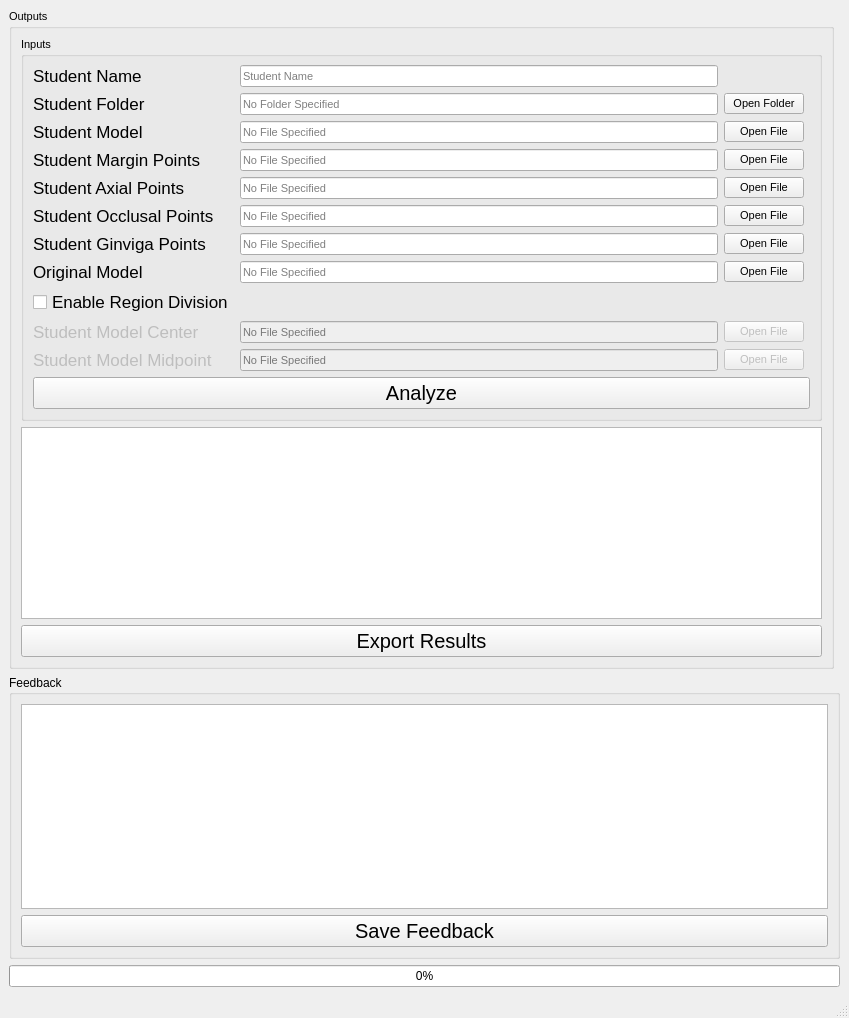
Qt form mainwindow.ui (ayushag/DentalAnalyzer) before a commit.
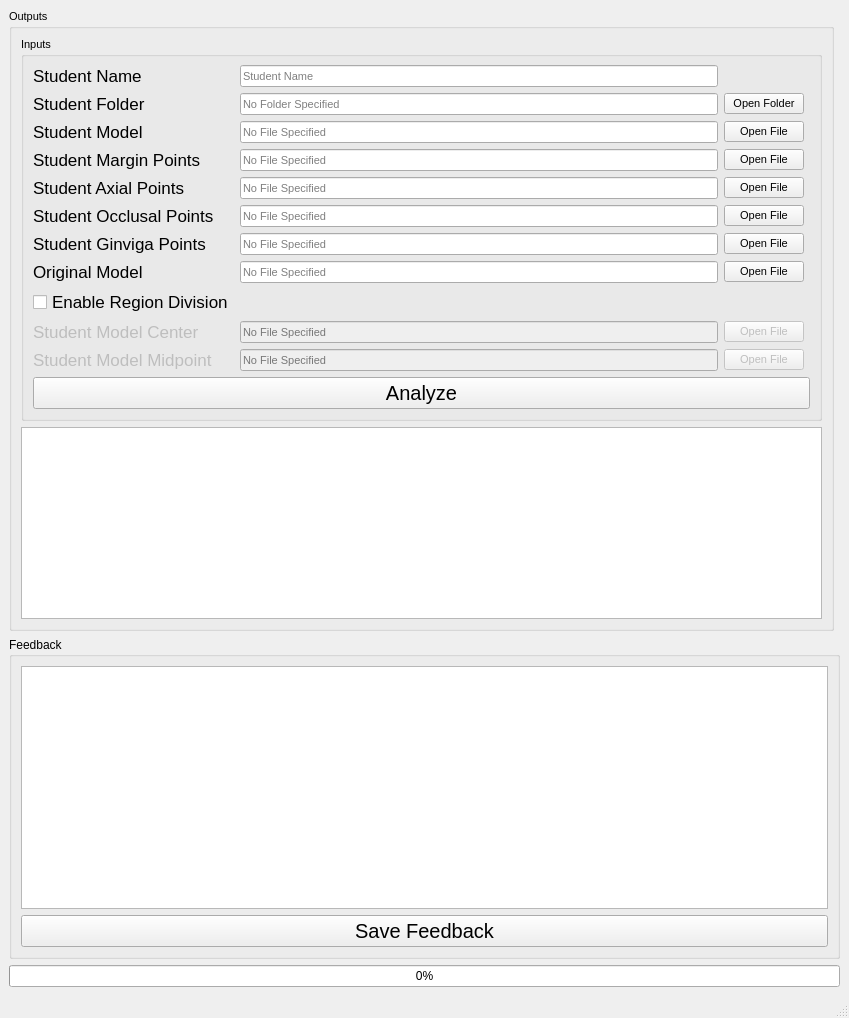
The same form after that commit.

What changed in the file:
```diff
--- a/mainwindow.ui
+++ b/mainwindow.ui
@@ -37,22 +37,6 @@
          <string>Outputs</string>
         </property>
         <layout class="QGridLayout" name="gridLayout_6">
-         <item row="3" column="0">
-          <widget class="QPushButton" name="pushButtonExport">
-           <property name="enabled">
-            <bool>true</bool>
-           </property>
-           <property name="font">
-            <font>
-             <family>Arial</family>
-             <pointsize>15</pointsize>
-            </font>
-           </property>
-           <property name="text">
-            <string>Export Results</string>
-           </property>
-          </widget>
-         </item>
          <item row="2" column="0">
           <widget class="QTextBrowser" name="textBrowserOutput">
            <property name="enabled">
```
Left out of the diff: 4 changed lines with no effect on the pictures.
